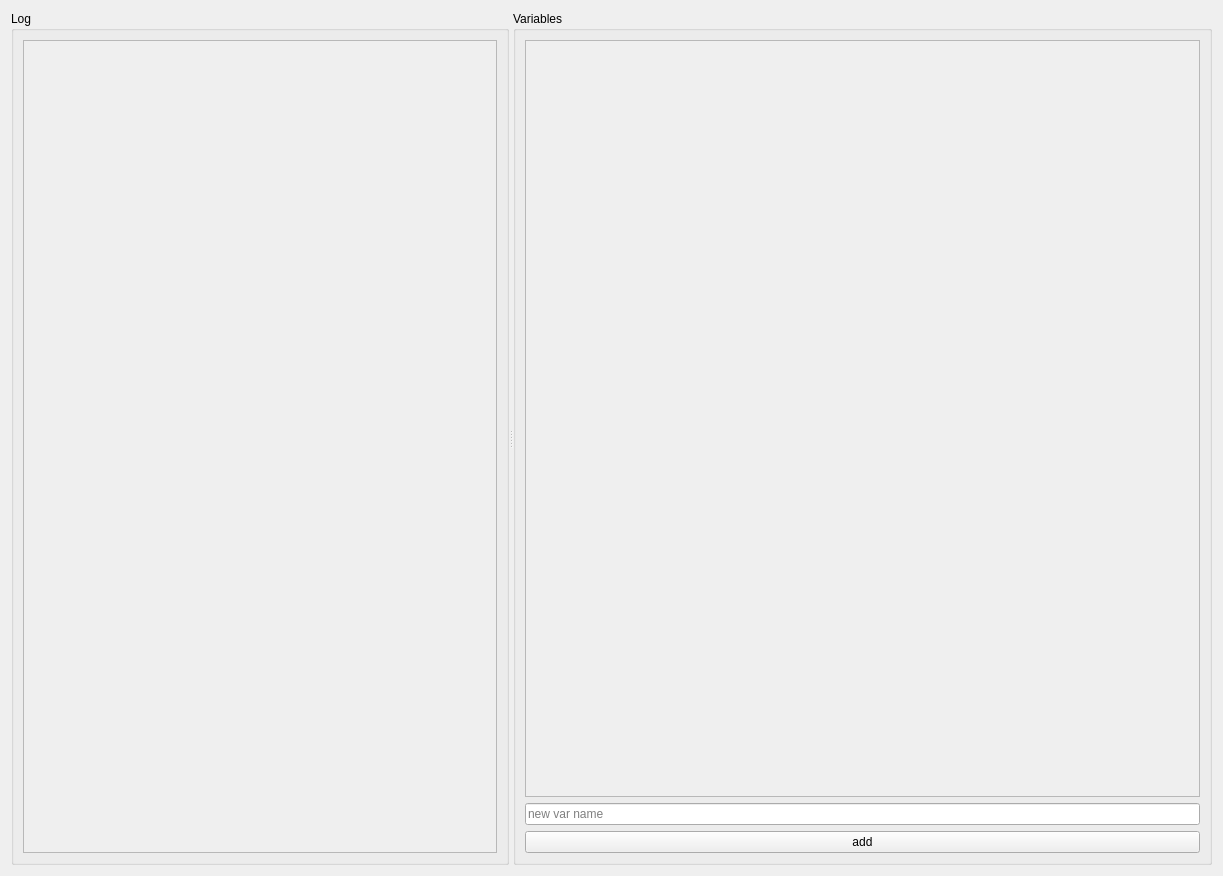
Before: the Qt Designer form pyScript_ui_stuff/script.ui in leon-thomm/Ryven, drawn with Qt 5.
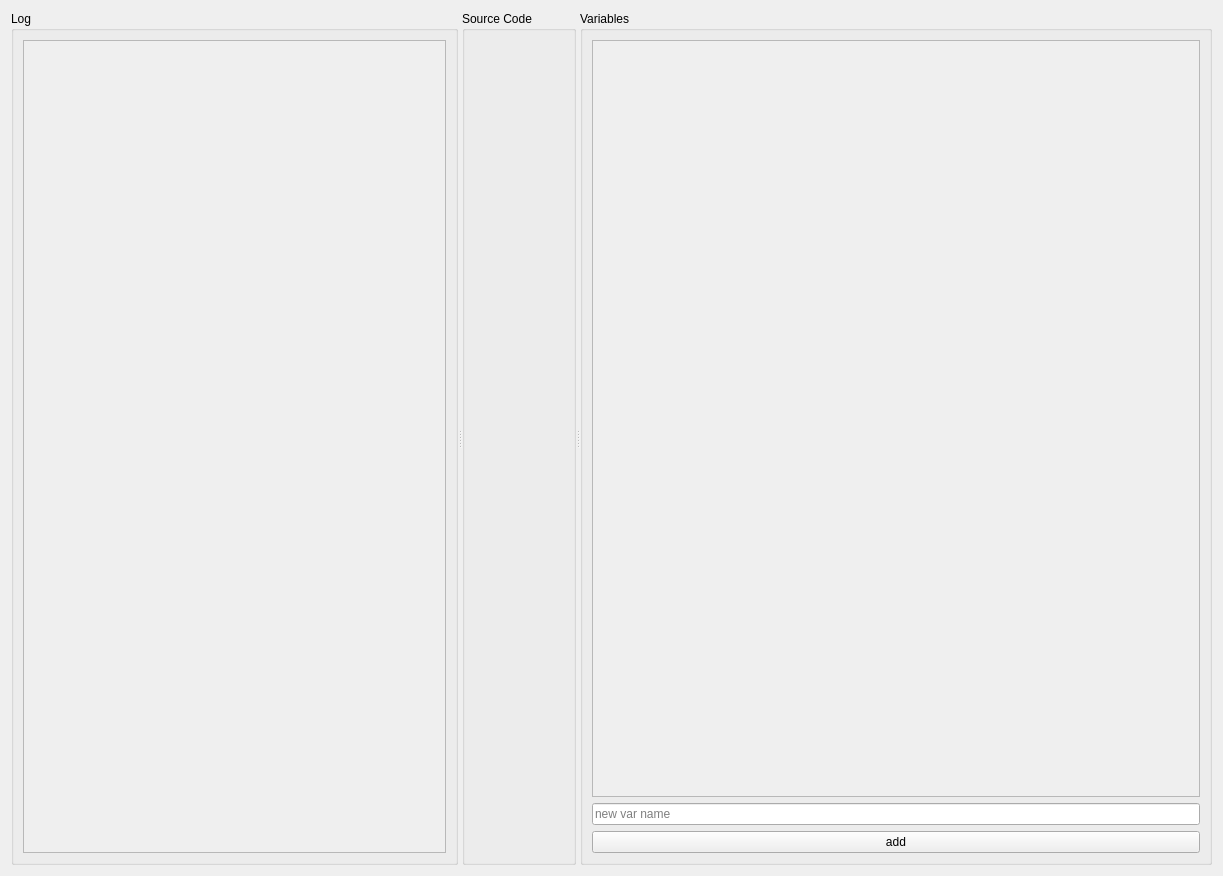
After: the same form once the commit is applied.

```diff
--- a/pyScript_ui_stuff/script.ui
+++ b/pyScript_ui_stuff/script.ui
@@ -13,9 +13,9 @@
   <property name="windowTitle">
    <string>Form</string>
   </property>
-  <layout class="QGridLayout" name="gridLayout">
+  <layout class="QGridLayout" name="gridLayout_4">
    <item row="0" column="0">
-    <widget class="QSplitter" name="splitter_2">
+    <widget class="QSplitter" name="splitter_3">
      <property name="orientation">
       <enum>Qt::Horizontal</enum>
      </property>
@@ -23,6 +23,10 @@
       <property name="orientation">
        <enum>Qt::Vertical</enum>
       </property>
+      <widget class="QSplitter" name="splitter_2">
+       <property name="orientation">
+        <enum>Qt::Horizontal</enum>
+       </property>
       <widget class="QGroupBox" name="log_groupBox">
        <property name="title">
         <string>Log</string>
@@ -38,7 +42,7 @@
             <rect>
              <x>0</x>
              <y>0</y>
-             <width>437</width>
+              <width>184</width>
              <height>815</height>
             </rect>
            </property>
@@ -47,6 +51,13 @@
         </item>
        </layout>
       </widget>
+       <widget class="QGroupBox" name="source_code_groupBox">
+        <property name="title">
+         <string>Source Code</string>
+        </property>
+        <layout class="QGridLayout" name="gridLayout"/>
+       </widget>
+      </widget>
      </widget>
      <widget class="QWidget" name="contents_widget" native="true">
       <property name="sizePolicy">
@@ -78,7 +89,7 @@
               <rect>
                <x>0</x>
                <y>0</y>
-               <width>694</width>
+               <width>711</width>
                <height>742</height>
               </rect>
              </property>
```
Lines whose indentation alone changed are shown as unchanged.
